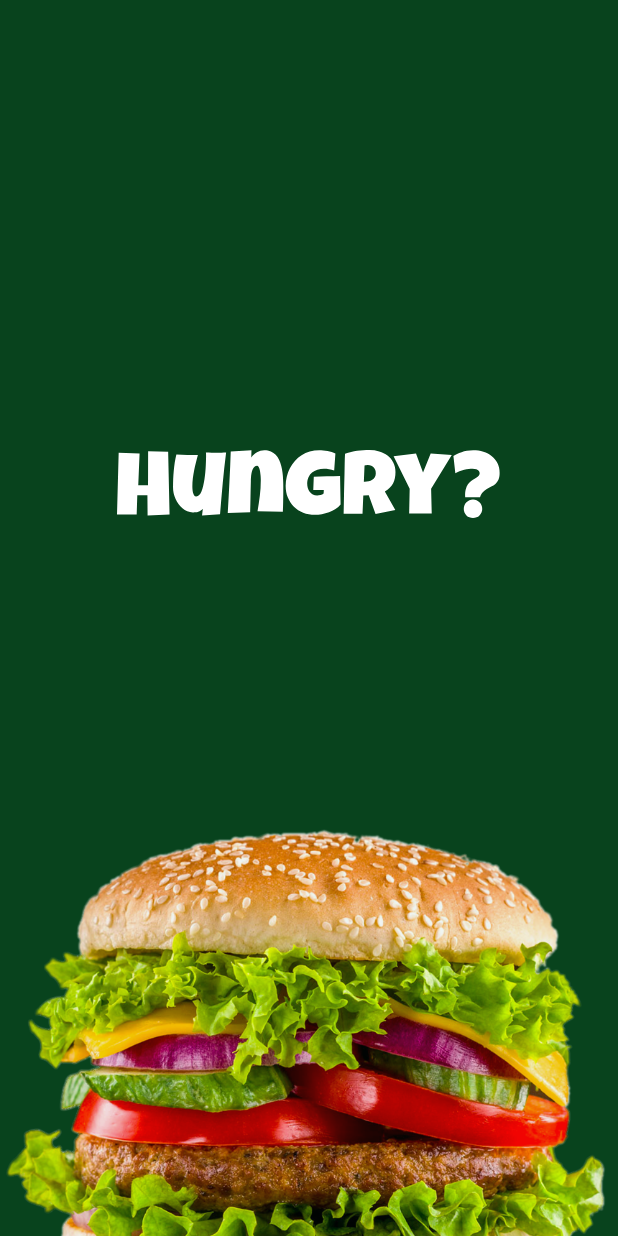
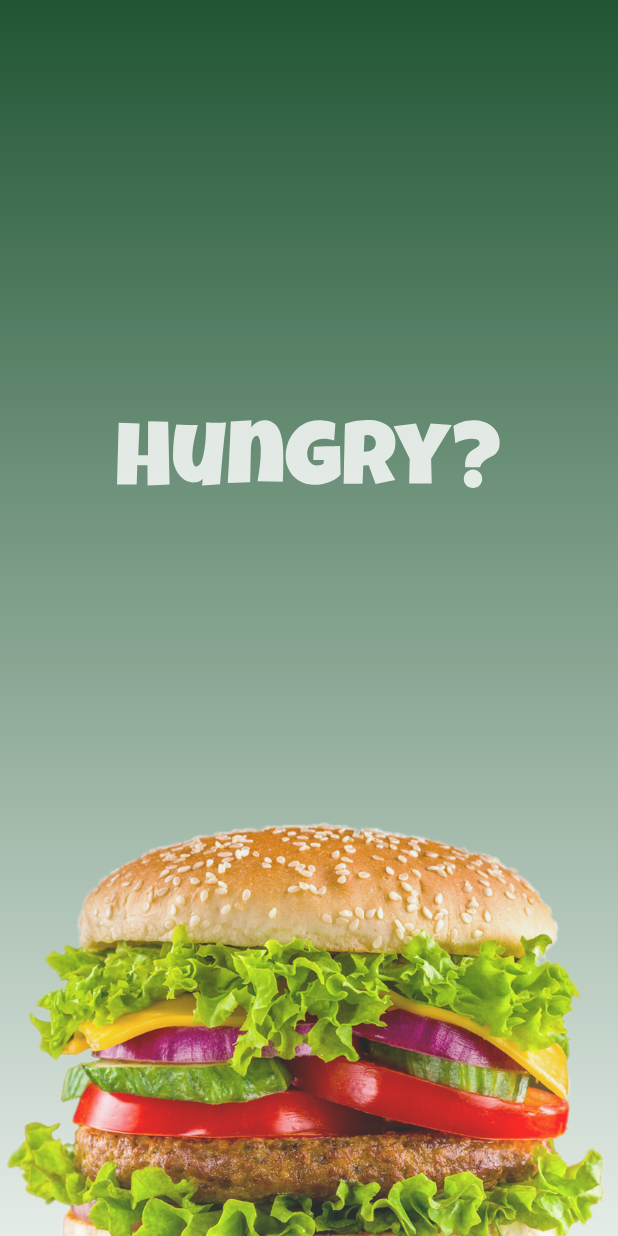
Before and after one commit to abdullahdebo/hungry_app, a Flutter app: the first screen one second after launch, on a phone screen of 412 x 824 dp. Run offline on Flutter 3.47's test engine with Material 3 defaults, Android fonts, the light colour scheme and no system bars; our stand-ins replace dio, flutter_svg, gap, image_picker, shared_preferences, skeletonizer; accounts and stored records are empty.

Commit message:
Refactor: Update splash screen animations to use `AnimatedOpacity` and `TweenAnimationBuilder` and integrate auto-login logic.

```diff
--- a/lib/splash.dart
+++ b/lib/splash.dart
@@ -1,10 +1,10 @@
-// ignore_for_file: use_build_context_synchronously
-
 import 'package:flutter/material.dart';
 import 'package:flutter_svg/svg.dart';
 import 'package:gap/gap.dart';
 import 'package:hungry_app/core/constants/app_colors.dart';
+import 'package:hungry_app/features/auth/data/auth_repo.dart';
 import 'package:hungry_app/features/auth/view/login_view.dart';
+import 'package:hungry_app/root.dart';
 
 class SplashView extends StatefulWidget {
   const SplashView({super.key});
@@ -15,102 +15,135 @@ class SplashView extends StatefulWidget {
 
 class _SplashViewState extends State<SplashView>
     with SingleTickerProviderStateMixin {
-  late AnimationController controller;
+  double _opacity = 0.0;
 
-  late Animation<double> fadeLogo;
-  late Animation<Offset> slideLogo;
+  // AuthRepo authRepo = AuthRepo();
+  // Future <void> _checkLogin () async {
+  //   try {
+  //     final user = await authRepo.autoLogin();
+  //     if (!mounted) return;
+  //
+  //     if(authRepo.isGuest) {
+  //       Navigator.pushReplacement(context, MaterialPageRoute(builder: (c) => Root()));
+  //     } else if (authRepo.isLoggedIn) {
+  //       Navigator.pushReplacement(context, MaterialPageRoute(builder: (c) => Root()));
+  //     } else {
+  //       Navigator.pushReplacement(context, MaterialPageRoute(builder: (c) => LoginView()));
+  //     }
+  //   } catch (e) {
+  //     debugPrint('Auto login failed: $e');
+  //     if (mounted) {
+  //       Navigator.pushReplacement(context, MaterialPageRoute(builder: (_) => const LoginView()));
+  //     }
+  //   }
+  // }
 
-  late Animation<double> fadeImage;
-  late Animation<Offset> slideImage;
+  AuthRepo authRepo = AuthRepo();
+
+  Future<void> _checkLogin() async {
+    try {
+      final user = await authRepo.autoLogin();
+      if (!mounted) return;
+      if (authRepo.isGuest) {
+        Navigator.pushReplacement(
+          context,
+          MaterialPageRoute(builder: (c) => Root()),
+        );
+      } else if (user != null) {
+        Navigator.pushReplacement(
+          context,
+          MaterialPageRoute(builder: (c) => Root()),
+        );
+      } else {
+        Navigator.pushReplacement(
+          context,
+          MaterialPageRoute(builder: (c) => LoginView()),
+        );
+      }
+    } catch (e) {
+      debugPrint('Auto login failed: $e');
+      if (mounted) {
+        Navigator.pushReplacement(
+          context,
+          MaterialPageRoute(builder: (_) => const LoginView()),
+        );
+      }
+    }
+  }
 
   @override
   void initState() {
     super.initState();
-
-    controller = AnimationController(
-      duration: Duration(milliseconds: 900),
-      vsync: this,
+    Future.delayed(
+      const Duration(milliseconds: 200),
+      () => setState(() => _opacity = 1.0),
     );
-
-    // Logo enters from the LEFT + fade
-    fadeLogo = Tween<double>(begin: 0, end: 1).animate(
-      CurvedAnimation(
-        parent: controller,
-        curve: Interval(0.0, 0.6, curve: Curves.easeOut),
-      ),
-    );
-
-    slideLogo =
-        Tween<Offset>(
-          begin: Offset(-0.3, 0), // from left
-          end: Offset.zero,
-        ).animate(
-          CurvedAnimation(
-            parent: controller,
-            curve: Interval(0.0, 0.6, curve: Curves.easeOut),
-          ),
-        );
-
-    // SPASH IMAGE enters from the BOTTOM with a delay (staggered)
-    fadeImage = Tween<double>(begin: 0, end: 1).animate(
-      CurvedAnimation(
-        parent: controller,
-        curve: Interval(0.4, 1.0, curve: Curves.easeOut),
-      ),
-    );
-
-    slideImage =
-        Tween<Offset>(
-          begin: Offset(0, 0.35), // from bottom
-          end: Offset.zero,
-        ).animate(
-          CurvedAnimation(
-            parent: controller,
-            curve: Interval(0.4, 1.0, curve: Curves.easeOut),
-          ),
-        );
-
-    controller.forward();
-
-    Future.delayed(Duration(seconds: 3), () {
-      Navigator.pushReplacement(
-        context,
-        MaterialPageRoute(builder: (c) => LoginView()),
-      );
-    });
-  }
-
-  @override
-  void dispose() {
-    controller.dispose();
-    super.dispose();
+    Future.delayed(const Duration(seconds: 1), _checkLogin);
   }
 
   @override
   Widget build(BuildContext context) {
-    return Scaffold(
-      backgroundColor: AppColors.primaryColor,
+    return Container(
+      decoration: BoxDecoration(
+        gradient: LinearGradient(
+          colors: [
+            AppColors.primaryColor.withOpacity(0.9),
+            AppColors.primaryColor.withOpacity(0.8),
+            AppColors.primaryColor.withOpacity(0.7),
+            AppColors.primaryColor.withOpacity(0.6),
+            AppColors.primaryColor.withOpacity(0.5),
+            AppColors.primaryColor.withOpacity(0.4),
+            AppColors.primaryColor.withOpacity(0.3),
+            AppColors.primaryColor.withOpacity(0.2),
+            AppColors.primaryColor.withOpacity(0.1),
+          ],
+          begin: Alignment.topCenter,
+          end: Alignment.bottomCenter,
+        ),
+      ),
+      child: Scaffold(
+        backgroundColor: Colors.green
+            .withOpacity(0.1)
+            .withAlpha(1),
         body: Center(
+          child: AnimatedOpacity(
+            duration: const Duration(seconds: 1),
+            opacity: _opacity,
+            curve: Curves.easeInOut,
             child: Column(
               mainAxisAlignment: MainAxisAlignment.start,
               children: [
-            Gap(300),
-            FadeTransition(
-              opacity: fadeLogo,
-              child: SlideTransition(
-                position: slideLogo,
-                child: SvgPicture.asset('assets/logo/logo.svg'),
+                const Gap(280),
+                TweenAnimationBuilder<double>(
+                  tween: Tween(begin: 0.8, end: 1.0),
+                  duration: const Duration(milliseconds: 800),
+                  curve: Curves.easeOutBack,
+                  builder: (context, scale, child) =>
+                      Transform.scale(
+                        scale: scale,
+                        child: child,
+                      ),
+                  child: SvgPicture.asset(
+                    'assets/logo/logo.svg',
                   ),
                 ),
-            Spacer(),
-            FadeTransition(
-              opacity: fadeImage,
-              child: SlideTransition(
-                position: slideImage,
+
+                const Spacer(),
+
+                TweenAnimationBuilder<double>(
+                  tween: Tween(begin: 40, end: 0),
+                  duration: const Duration(milliseconds: 900),
+                  curve: Curves.easeOutCubic,
+                  builder: (context, value, child) =>
+                      Transform.translate(
+                        offset: Offset(0, value),
+                        child: child,
+                      ),
                   child: Image.asset('assets/splash/splash.png'),
                 ),
+              ],
             ),
-          ],
+          ),
         ),
       ),
     );
```
Lines whose indentation alone changed are shown as unchanged.
